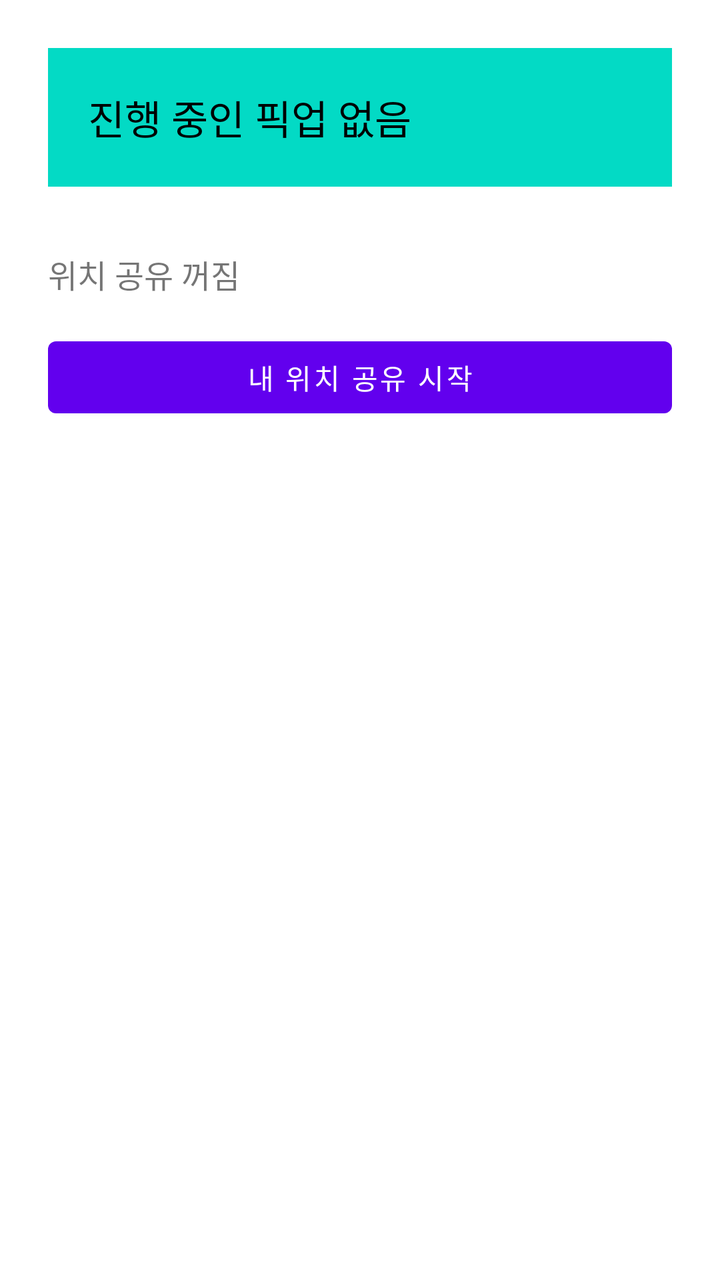
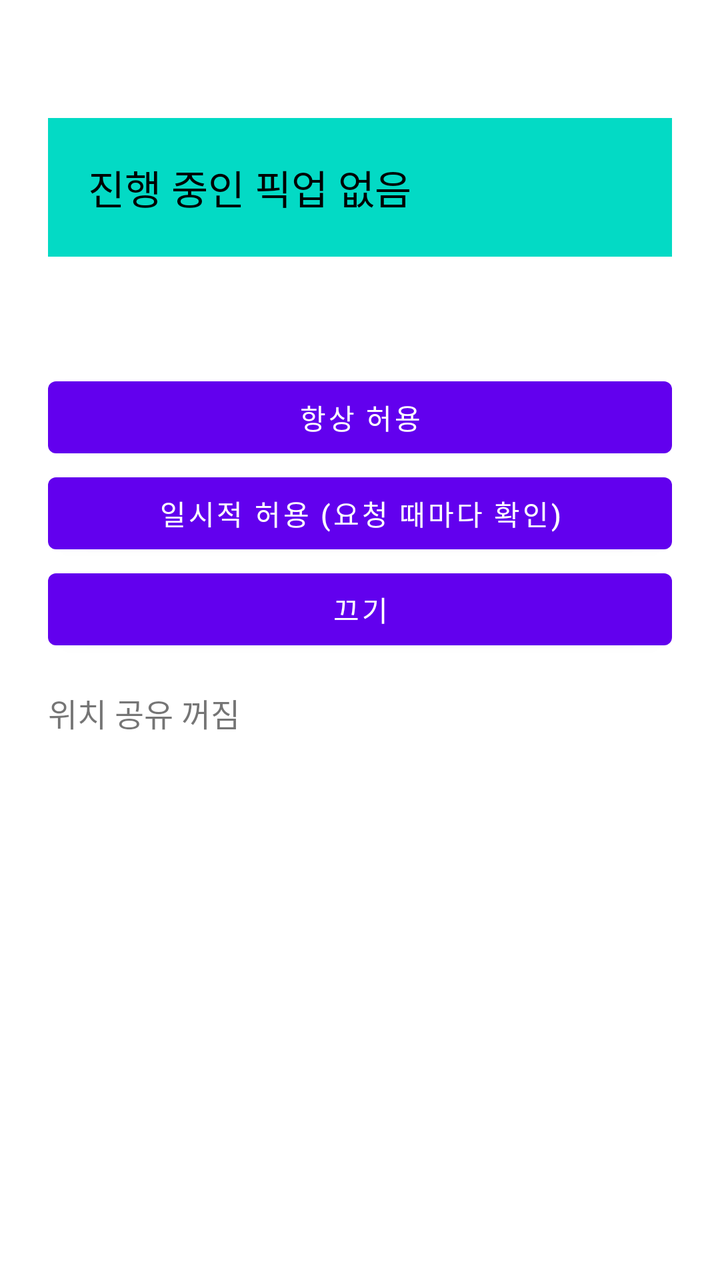

Two renders of the same Android screen: before a commit and after it. Below are the layout's source before the change and the commit's diff.
<!-- AndroidManifest.xml: application theme Theme.PleosFinder -->
<!-- res/layout/activity_main.xml -->
<?xml version="1.0" encoding="utf-8"?>
<LinearLayout xmlns:android="http://schemas.android.com/apk/res/android"
    android:layout_width="match_parent"
    android:layout_height="match_parent"
    android:orientation="vertical"
    android:padding="24dp">

    <TextView
        android:id="@+id/pickupText"
        android:layout_width="match_parent"
        android:layout_height="wrap_content"
        android:layout_marginBottom="32dp"
        android:background="?attr/colorSecondary"
        android:padding="20dp"
        android:text="@string/pickup_none"
        android:textColor="?attr/colorOnSecondary"
        android:textSize="20sp" />

    <TextView
        android:id="@+id/shareText"
        android:layout_width="match_parent"
        android:layout_height="wrap_content"
        android:layout_marginBottom="16dp"
        android:text="@string/share_off"
        android:textSize="16sp" />

    <Button
        android:id="@+id/shareButton"
        android:layout_width="match_parent"
        android:layout_height="wrap_content"
        android:text="@string/action_start_sharing" />

</LinearLayout>
<!-- resources referenced by this layout -->
<resources>
  <string name="action_start_sharing">내 위치 공유 시작</string>
  <string name="pickup_none">진행 중인 픽업 없음</string>
  <string name="share_off">위치 공유 꺼짐</string>
  <style name="Theme.PleosFinder" parent="Theme.MaterialComponents.DayNight.DarkActionBar">
          
          <item name="colorPrimary">@color/purple_500</item>
          <item name="colorPrimaryVariant">@color/purple_700</item>
          <item name="colorOnPrimary">@color/white</item>
          
          <item name="colorSecondary">@color/teal_200</item>
          <item name="colorSecondaryVariant">@color/teal_700</item>
          <item name="colorOnSecondary">@color/black</item>
          
          <item name="android:statusBarColor">?attr/colorPrimaryVariant</item>
          
      </style>
  <color name="purple_500">#FF6200EE</color>
  <color name="purple_700">#FF3700B3</color>
  <color name="white">#FFFFFFFF</color>
  <color name="teal_200">#FF03DAC5</color>
  <color name="teal_700">#FF018786</color>
  <color name="black">#FF000000</color>
</resources>

<!-- the commit's change to res/layout/activity_main.xml (unified diff, before → after) -->
@@ -1,33 +1,136 @@
 <?xml version="1.0" encoding="utf-8"?>
-<LinearLayout xmlns:android="http://schemas.android.com/apk/res/android"
+<ScrollView xmlns:android="http://schemas.android.com/apk/res/android"
     android:layout_width="match_parent"
-    android:layout_height="match_parent"
-    android:orientation="vertical"
-    android:padding="24dp">
+    android:layout_height="match_parent">
 
-    <TextView
-        android:id="@+id/pickupText"
+    <LinearLayout
         android:layout_width="match_parent"
         android:layout_height="wrap_content"
-        android:layout_marginBottom="32dp"
-        android:background="?attr/colorSecondary"
-        android:padding="20dp"
-        android:text="@string/pickup_none"
-        android:textColor="?attr/colorOnSecondary"
-        android:textSize="20sp" />
+        android:orientation="vertical"
+        android:padding="24dp">
 
-    <TextView
-        android:id="@+id/shareText"
-        android:layout_width="match_parent"
-        android:layout_height="wrap_content"
-        android:layout_marginBottom="16dp"
-        android:text="@string/share_off"
-        android:textSize="16sp" />
+        <TextView
+            android:id="@+id/accountText"
+            android:layout_width="match_parent"
+            android:layout_height="wrap_content"
+            android:layout_marginBottom="16dp"
+            android:textSize="14sp" />
 
-    <Button
-        android:id="@+id/shareButton"
-        android:layout_width="match_parent"
-        android:layout_height="wrap_content"
-        android:text="@string/action_start_sharing" />
+        <LinearLayout
+            android:id="@+id/inviteCard"
+            android:layout_width="match_parent"
+            android:layout_height="wrap_content"
+            android:layout_marginBottom="16dp"
+            android:background="?attr/colorSecondary"
+            android:orientation="vertical"
+            android:padding="20dp"
+            android:visibility="gone">
 
-</LinearLayout>
+            <TextView
+                android:id="@+id/inviteText"
+                android:layout_width="match_parent"
+                android:layout_height="wrap_content"
+                android:layout_marginBottom="12dp"
+                android:textColor="?attr/colorOnSecondary"
+                android:textSize="18sp" />
+
+            <Button
+                android:id="@+id/inviteAlwaysButton"
+                android:layout_width="match_parent"
+                android:layout_height="wrap_content"
+                android:text="@string/action_accept_always" />
+
+            <Button
+                android:id="@+id/inviteTemporaryButton"
+                android:layout_width="match_parent"
+                android:layout_height="wrap_content"
+                android:text="@string/action_accept_temporary" />
+
+            <Button
+                android:id="@+id/inviteDeclineButton"
+                android:layout_width="match_parent"
+                android:layout_height="wrap_content"
+                android:text="@string/action_decline_invite" />
+
+        </LinearLayout>
+
+        <LinearLayout
+            android:id="@+id/requestCard"
+            android:layout_width="match_parent"
+            android:layout_height="wrap_content"
+            android:layout_marginBottom="16dp"
+            android:background="?attr/colorSecondary"
+            android:orientation="vertical"
+            android:padding="20dp"
+            android:visibility="gone">
+
+            <TextView
+                android:id="@+id/requestText"
+                android:layout_width="match_parent"
+                android:layout_height="wrap_content"
+                android:layout_marginBottom="12dp"
+                android:textColor="?attr/colorOnSecondary"
+                android:textSize="18sp" />
+
+            <Button
+                android:id="@+id/acceptRequestButton"
+                android:layout_width="match_parent"
+                android:layout_height="wrap_content"
+                android:text="@string/action_accept_request" />
+
+            <Button
+                android:id="@+id/declineRequestButton"
+                android:layout_width="match_parent"
+                android:layout_height="wrap_content"
+                android:text="@string/action_decline_request" />
+
+        </LinearLayout>
+
+        <TextView
+            android:id="@+id/pickupText"
+            android:layout_width="match_parent"
+            android:layout_height="wrap_content"
+            android:layout_marginBottom="24dp"
+            android:background="?attr/colorSecondary"
+            android:padding="20dp"
+            android:text="@string/pickup_none"
+            android:textColor="?attr/colorOnSecondary"
+            android:textSize="20sp" />
+
+        <TextView
+            android:id="@+id/permissionText"
+            android:layout_width="match_parent"
+            android:layout_height="wrap_content"
+            android:layout_marginBottom="8dp"
+            android:textSize="18sp"
+            android:textStyle="bold" />
+
+        <Button
+            android:id="@+id/alwaysButton"
+            android:layout_width="match_parent"
+            android:layout_height="wrap_content"
+            android:text="@string/permission_always" />
+
+        <Button
+            android:id="@+id/temporaryButton"
+            android:layout_width="match_parent"
+            android:layout_height="wrap_content"
+            android:text="@string/permission_temporary" />
+
+        <Button
+            android:id="@+id/offButton"
+            android:layout_width="match_parent"
+            android:layout_height="wrap_content"
+            android:text="@string/permission_off" />
+
+        <TextView
+            android:id="@+id/shareText"
+            android:layout_width="match_parent"
+            android:layout_height="wrap_content"
+            android:layout_marginTop="16dp"
+            android:text="@string/share_off"
+            android:textSize="16sp" />
+
+    </LinearLayout>
+
+</ScrollView>
<!-- resource entries referenced after the edit -->
@@ -1,6 +1,13 @@
 <!-- resources referenced by this layout -->
 <resources>
-  <string name="action_start_sharing">내 위치 공유 시작</string>
+  <string name="action_accept_always">항상 허용으로 수락</string>
+  <string name="action_accept_request">공유하기</string>
+  <string name="action_accept_temporary">일시적 허용으로 수락 (픽업 때만)</string>
+  <string name="action_decline_invite">거절</string>
+  <string name="action_decline_request">거절</string>
+  <string name="permission_always">항상 허용</string>
+  <string name="permission_off">끄기</string>
+  <string name="permission_temporary">일시적 허용 (요청 때마다 확인)</string>
   <string name="pickup_none">진행 중인 픽업 없음</string>
   <string name="share_off">위치 공유 꺼짐</string>
   <style name="Theme.PleosFinder" parent="Theme.MaterialComponents.DayNight.DarkActionBar">
